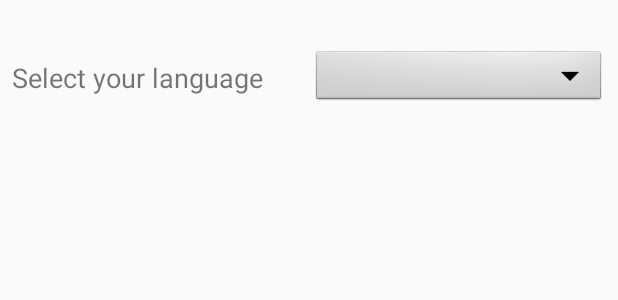
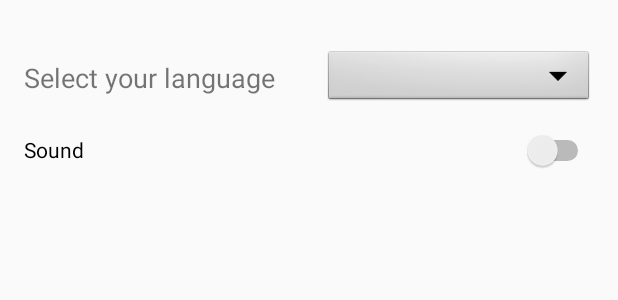
Before and after one commit to doneitas/Parkly, an Android app: the layout settings_fragment.xml on its own in the app's theme, with its tools: preview values and no code run, on a phone screen of 412 x 824 dp. Shown: the top 300 px of the screen. Run offline under Robolectric (Android 15) with nearby library versions, the phone set to English and light mode, and no system bars.

Commit message:
Added sound setting layout

```diff
--- a/app/src/main/res/layout/settings_fragment.xml
+++ b/app/src/main/res/layout/settings_fragment.xml
@@ -10,27 +10,39 @@
         android:id="@+id/spin_Language"
         android:layout_width="0dp"
         android:layout_height="40dp"
-        android:layout_marginEnd="8dp"
+        android:layout_marginEnd="16dp"
         android:layout_marginTop="32dp"
         android:background="@android:drawable/btn_dropdown"
         android:spinnerMode="dropdown"
         app:layout_constraintEnd_toEndOf="parent"
         app:layout_constraintHorizontal_bias="1.0"
         app:layout_constraintStart_toEndOf="@+id/txt_language"
-        app:layout_constraintTop_toTopOf="parent"
-        android:layout_marginRight="8dp" />
+        app:layout_constraintTop_toTopOf="parent" />
 
     <TextView
         android:id="@+id/txt_language"
         android:layout_width="200dp"
         android:layout_height="40dp"
-        android:layout_marginStart="8dp"
+        android:layout_marginStart="16dp"
         android:layout_marginTop="32dp"
         android:gravity="left|center"
         android:text="@string/select_your_language"
         android:textSize="18sp"
+        app:layout_constraintEnd_toStartOf="@+id/spin_Language"
         app:layout_constraintStart_toStartOf="parent"
         app:layout_constraintTop_toTopOf="parent"
-        android:layout_marginLeft="8dp"
         tools:ignore="RtlHardcoded" />
+
+    <Switch
+        android:id="@+id/switch_sound"
+        android:layout_width="0dp"
+        android:layout_height="40dp"
+        android:layout_marginEnd="16dp"
+        android:layout_marginStart="16dp"
+        android:layout_marginTop="8dp"
+        android:text="Sound"
+        app:layout_constraintEnd_toEndOf="parent"
+        app:layout_constraintStart_toStartOf="parent"
+        app:layout_constraintTop_toBottomOf="@+id/txt_language" />
+
 </android.support.constraint.ConstraintLayout>
--- a/app/src/main/res/values/strings.xml
+++ b/app/src/main/res/values/strings.xml
@@ -31,7 +31,6 @@
 
     <string name="action_settings">Settings</string>
 
-    <!-- TODO: Remove or change this placeholder text -->
     <string name="hello_blank_fragment">Hello blank fragment</string>
     <string name="parking_zone">Parking zone</string>
     <string name="confirm">Confirm</string>
```
